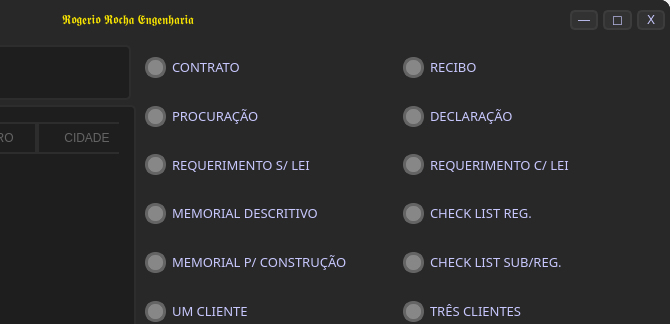
First picture: the form in doc.ui, repository GLimas99/MakeForms, before the edit; both pictures show x 395 to 1065 and y 0 to 324 of the 1065 by 755 pixel window.
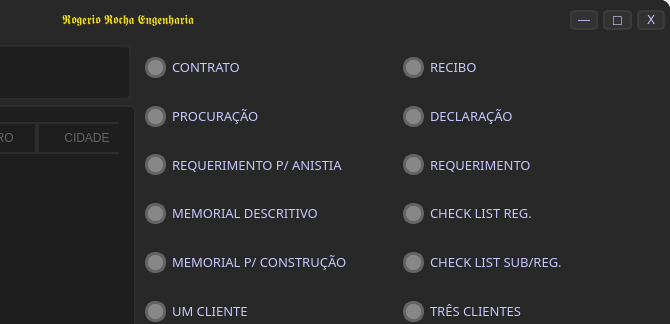
Second picture: the form after the edit.

Commit message: Atualização 23-02

```diff
--- a/doc.ui
+++ b/doc.ui
@@ -1506,7 +1506,7 @@
 }</string>
                      </property>
                      <property name="text">
-                      <string>REQUERIMENTO S/ LEI</string>
+                      <string>REQUERIMENTO P/ ANISTIA</string>
                      </property>
                     </widget>
                    </item>
@@ -1565,7 +1565,7 @@
 }</string>
                      </property>
                      <property name="text">
-                      <string>REQUERIMENTO C/ LEI</string>
+                      <string>REQUERIMENTO</string>
                      </property>
                     </widget>
                    </item>
```
The commit also changes 2 other files.
